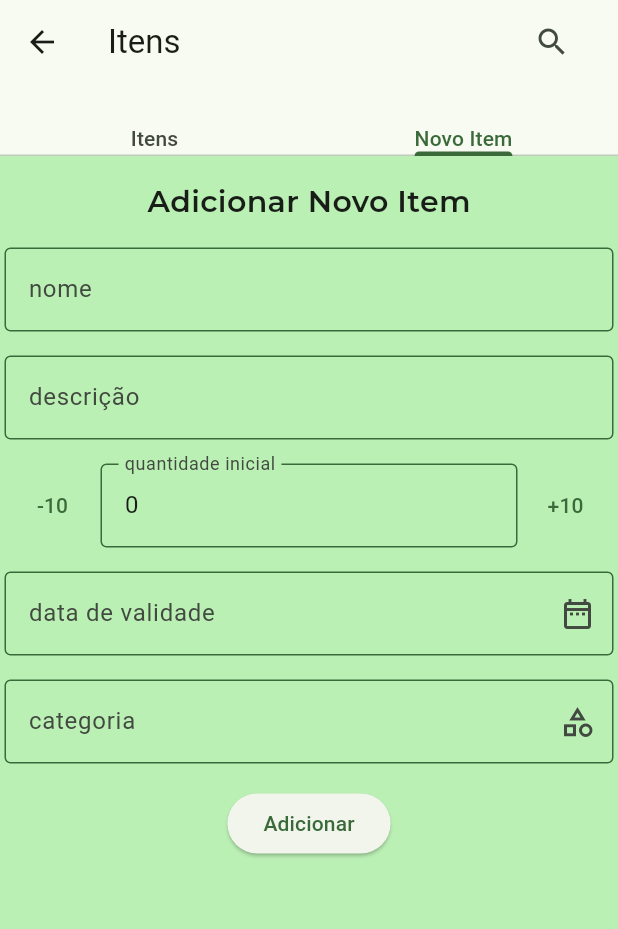
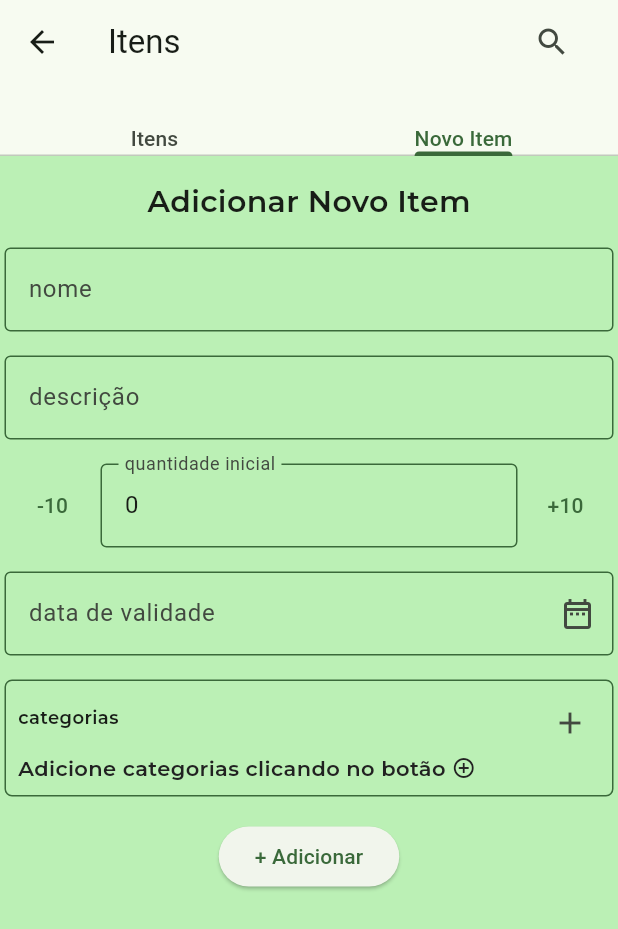
Before and after one commit to elc1090/project3-2024a-renan-e-thales, a Flutter app: the HomePage screen opened directly, after a tap on "+ Novo Item", on a phone screen of 412 x 824 dp. Shown: the top 929 px of the screen. Run offline on Flutter 3.47's test engine with Material 3 defaults, Android fonts, the light colour scheme and no system bars; our stand-ins replace google_fonts, mobx; generated files the repository leaves out were written again.

Commit message:
add categorias

```diff
--- a/flutter_front/lib/core/custom_widgets/custom_text.dart
+++ b/flutter_front/lib/core/custom_widgets/custom_text.dart
@@ -2,10 +2,11 @@ import 'package:flutter/material.dart';
 import 'package:google_fonts/google_fonts.dart';
 
 class CustomText extends StatelessWidget {
-  CustomText(this.text, {this.size, super.key});
+  CustomText(this.text, {this.size, this.color, super.key});
 
   String text;
   double? size;
+  Color? color;
 
   @override
   Widget build(BuildContext context) {
@@ -14,6 +15,7 @@ class CustomText extends StatelessWidget {
       style: GoogleFonts.montserrat(
         fontWeight: FontWeight.w600,
         fontSize: size ?? 20,
+        color: color,
       ),
     );
   }
--- a/flutter_front/lib/modules/home/home_page.dart
+++ b/flutter_front/lib/modules/home/home_page.dart
@@ -23,6 +23,7 @@ class _HomePageState extends State<HomePage> with SingleTickerProviderStateMixin
   final TextEditingController _qtdTextController = TextEditingController(text: "0");
   final TextEditingController _validadeTextController = TextEditingController();
   late TabController _tabsController;
+  List<String> categoriasEscolhidas = [];
 
   bool _isSearchOpen = false;
 
@@ -254,36 +255,89 @@ class _HomePageState extends State<HomePage> with SingleTickerProviderStateMixin
                   const SizedBox(
                     height: 16,
                   ),
-                  TextFormField(
-                    keyboardType: TextInputType.number,
-                    inputFormatters: <TextInputFormatter>[
-                      FilteringTextInputFormatter.allow(RegExp(r'[0-9/]')),
-                      InputFormatter(
-                        sample: "XX/XX/XXXX",
-                        separator: "/",
+                  Container(
+                    decoration: BoxDecoration(
+                      border: Border.all(color: Theme.of(context).colorScheme.primary),
+                      borderRadius: BorderRadius.circular(5),
+                    ),
+                    padding: const EdgeInsets.all(8),
+                    child: Column(
+                      mainAxisSize: MainAxisSize.max,
+                      children: [
+                        Row(
+                          mainAxisAlignment: MainAxisAlignment.spaceBetween,
+                          children: [
+                            Padding(
+                              padding: const EdgeInsets.only(bottom: 8),
+                              child: CustomText(
+                                "categorias",
+                                size: 12,
+                              ),
+                            ),
+                            IconButton(
+                              onPressed: () => _openCategoriasBottomsheet(context),
+                              icon: const Icon(Icons.add),
+                              visualDensity: VisualDensity.compact,
                             ),
                           ],
-                    controller: _validadeTextController,
-                    decoration: InputDecoration(
-                      suffixIcon: IconButton(onPressed: () => _openCategoriasBottomsheet(context), icon: const Icon(Icons.category_outlined)),
-                      labelText: "categoria",
-                      border: OutlineInputBorder(
+                        ),
+                        Wrap(
+                          crossAxisAlignment: WrapCrossAlignment.start,
+                          runAlignment: WrapAlignment.start,
+                          children: [
+                            if (categoriasEscolhidas.isEmpty)
+                              Row(
+                                children: [
+                                  CustomText(
+                                    "Adicione categorias clicando no botão ",
+                                    size: 14,
+                                    color: Colors.grey[900],
+                                  ),
+                                  Icon(
+                                    Icons.add_circle_outline,
+                                    size: 16,
+                                    color: Colors.grey[900],
+                                  ),
+                                ],
+                              ),
+                            for (var categ in categoriasEscolhidas)
+                              Container(
+                                padding: const EdgeInsets.only(left: 8, top: 4, bottom: 4),
+                                margin: const EdgeInsets.all(8),
+                                decoration: BoxDecoration(
+                                  border: Border.all(color: Theme.of(context).colorScheme.primary),
                                   borderRadius: BorderRadius.circular(5),
                                 ),
-                      enabledBorder: OutlineInputBorder(
-                        borderSide: BorderSide(color: Theme.of(context).colorScheme.primary),
+                                child: Wrap(
+                                  crossAxisAlignment: WrapCrossAlignment.center,
+                                  children: [
+                                    CustomText(
+                                      categ,
+                                      size: 14,
                                     ),
-                      focusedBorder: OutlineInputBorder(
-                        borderRadius: BorderRadius.circular(5),
-                        borderSide: BorderSide(color: Theme.of(context).colorScheme.tertiary, width: 2),
+                                    IconButton(
+                                      onPressed: () {
+                                        setState(() {
+                                          categoriasEscolhidas.remove(categ);
+                                        });
+                                      },
+                                      splashRadius: 2,
+                                      visualDensity: VisualDensity.compact,
+                                      icon: const Icon(Icons.close),
+                                    )
+                                  ],
                                 ),
+                              ),
+                          ],
+                        ),
+                      ],
                     ),
                   ),
                   const SizedBox(height: 16),
                   Center(
                     child: ElevatedButton(
                       onPressed: () {},
-                      child: Text("Adicionar"),
+                      child: Text("+ Adicionar"),
                     ),
                   ),
                 ],
@@ -306,10 +360,11 @@ class _HomePageState extends State<HomePage> with SingleTickerProviderStateMixin
     }
   }
 
-  _openCategoriasBottomsheet(BuildContext context) {
-    showBottomSheet(
+  _openCategoriasBottomsheet(BuildContext context) async {
+    await showModalBottomSheet(
         context: context,
         builder: (context) {
+          return StatefulBuilder(builder: (context, fn) {
             return Container(
               padding: const EdgeInsets.only(left: 16, right: 16, top: 16),
               child: ListView.builder(
@@ -323,9 +378,31 @@ class _HomePageState extends State<HomePage> with SingleTickerProviderStateMixin
                       : CustomText(
                           "Nenhuma categoria cadastrada",
                           size: 16,
-                        )),
+                        ),
+                  leading: controller.categorias!.isNotEmpty
+                      ? IconButton(
+                          onPressed: () {
+                            fn(() {
+                              if (categoriasEscolhidas.contains(controller.categorias![index])) {
+                                setState(() {
+                                  categoriasEscolhidas.remove(controller.categorias![index]);
+                                });
+                              } else {
+                                setState(() {
+                                  categoriasEscolhidas.add(controller.categorias![index]);
+                                });
+                              }
+                            });
+                          },
+                          icon: Icon(
+                            categoriasEscolhidas.contains(controller.categorias![index]) ? Icons.check_box_outlined : Icons.check_box_outline_blank,
+                          ),
+                        )
+                      : null,
+                ),
               ),
             );
           });
+        });
   }
 }
--- a/flutter_front/pubspec.yaml
+++ b/flutter_front/pubspec.yaml
@@ -26,4 +26,4 @@ dev_dependencies:
   flutter_lints: ^3.0.0
 
 flutter:
-  uses-material-design: true
+  uses-material-design: false
```
Lines whose indentation alone changed are shown as unchanged.
